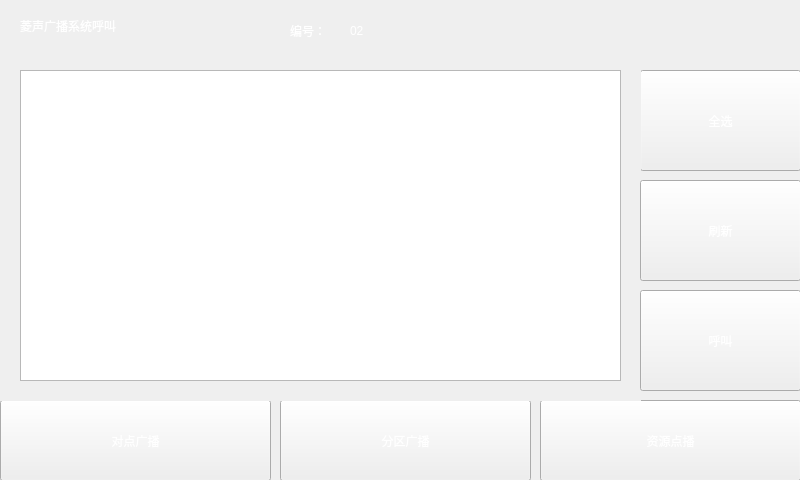
This is form_main.ui in oxiaom/arm_sine as Qt 5 draws it before an edit. The edited form follows.
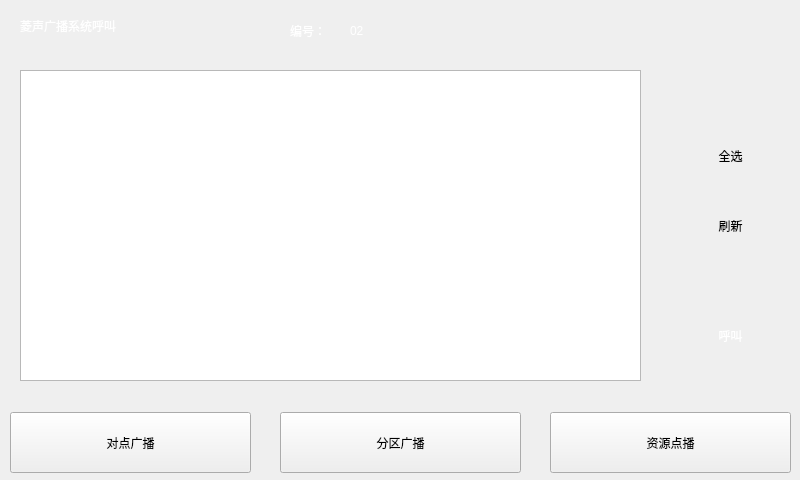
This is the edited form. The open tabs and pages were chosen to show the change. Icons and pictures are not drawn.

Diff of the .ui file:
```diff
--- a/form_main.ui
+++ b/form_main.ui
@@ -37,17 +37,18 @@
    <widget class="QPushButton" name="pushButtonduidian">
     <property name="geometry">
      <rect>
-      <x>0</x>
-      <y>400</y>
-      <width>271</width>
-      <height>81</height>
+      <x>10</x>
+      <y>412</y>
+      <width>241</width>
+      <height>61</height>
      </rect>
     </property>
     <property name="styleSheet">
-     <string notr="true">QPushButton{color: rgb(255, 255, 255);font: 90 22pt &quot;Aharoni&quot;;}
-QPushButton{border-image: url(://K7.png);}
-QPushButton:hover{border-image: url(:/K6.png);}  
-QPushButton:pressed{border-image: url(:/K6.png);}
+     <string notr="true">QPushButton{color: rgb(0, 0, 0);font: 90 22pt &quot;Aharoni&quot;;  }
+QPushButton{border-image: url(:/twhite.png);   }
+QPushButton:hover{border-image: url(:/K7.png);color: rgb(255, 255, 255);}  
+QPushButton:pressed{border-image: url(:/K7.png);color: rgb(255, 255, 255); }
+
 </string>
     </property>
     <property name="text">
@@ -58,16 +59,16 @@
     <property name="geometry">
      <rect>
       <x>280</x>
-      <y>400</y>
-      <width>251</width>
-      <height>81</height>
+      <y>412</y>
+      <width>241</width>
+      <height>61</height>
      </rect>
     </property>
     <property name="styleSheet">
-     <string notr="true">QPushButton{color: rgb(255, 255, 255);font: 90 22pt &quot;Aharoni&quot;;}
-QPushButton{border-image: url(://K7.png);}
-QPushButton:hover{border-image: url(:/K6.png);}  
-QPushButton:pressed{border-image: url(:/K6.png);}
+     <string notr="true">QPushButton{color: rgb(0, 0, 0);font: 90 22pt &quot;Aharoni&quot;;}
+QPushButton{border-image: url(:/twhite.png);}
+QPushButton:hover{border-image: url(:/K7.png);color: rgb(255, 255, 255);}  
+QPushButton:pressed{border-image: url(:/K7.png);color: rgb(255, 255, 255);}
 </string>
     </property>
     <property name="text">
@@ -77,17 +78,18 @@
    <widget class="QPushButton" name="pushButton_3">
     <property name="geometry">
      <rect>
-      <x>540</x>
-      <y>400</y>
-      <width>261</width>
-      <height>81</height>
+      <x>550</x>
+      <y>412</y>
+      <width>241</width>
+      <height>61</height>
      </rect>
     </property>
     <property name="styleSheet">
-     <string notr="true">QPushButton{color: rgb(255, 255, 255);font: 90 22pt &quot;Aharoni&quot;;}
-QPushButton{border-image: url(://K7.png);}
-QPushButton:hover{border-image: url(:/K6.png);}  
-QPushButton:pressed{border-image: url(:/K6.png);}</string>
+     <string notr="true">QPushButton{color: rgb(0, 0, 0);font: 90 22pt &quot;Aharoni&quot;;}
+QPushButton{border-image: url(:/twhite.png);}
+QPushButton:hover{border-image: url(:/K7.png);color: rgb(255, 255, 255);}  
+QPushButton:pressed{border-image: url(:/K7.png);color: rgb(255, 255, 255);}
+</string>
     </property>
     <property name="text">
      <string>资源点播</string>
@@ -169,16 +171,18 @@
      <widget class="QPushButton" name="pushButton">
       <property name="geometry">
        <rect>
-        <x>640</x>
-        <y>20</y>
-        <width>161</width>
-        <height>101</height>
+        <x>670</x>
+        <y>80</y>
+        <width>121</width>
+        <height>51</height>
        </rect>
       </property>
       <property name="styleSheet">
-       <string notr="true">QPushButton{border-image: url(:/K7.png);} 
-QPushButton{color: rgb(255, 255, 255);font: 90 30pt &quot;Aharoni&quot;;}
-QPushButton:checked{border-image: url(:K6.png);}</string>
+       <string notr="true">QPushButton{color: rgb(0, 0, 0);font: 90 22pt &quot;Aharoni&quot;; border-radius:10px;}
+QPushButton{border-image: url(:/twhite.png);}
+QPushButton:hover{border-image: url(:/K7.png);color: rgb(255, 255, 255); border-radius:10px;}  
+QPushButton:pressed{border-image: url(:/K7.png);color: rgb(255, 255, 255); border-radius:10px;}
+</string>
       </property>
       <property name="text">
        <string>全选</string>
@@ -195,7 +199,7 @@
        <rect>
         <x>0</x>
         <y>0</y>
-        <width>641</width>
+        <width>661</width>
         <height>351</height>
        </rect>
       </property>
@@ -208,17 +212,17 @@
      <widget class="QPushButton" name="pushButton_5">
       <property name="geometry">
        <rect>
-        <x>640</x>
-        <y>240</y>
-        <width>161</width>
-        <height>101</height>
+        <x>670</x>
+        <y>230</y>
+        <width>121</width>
+        <height>111</height>
        </rect>
       </property>
       <property name="styleSheet">
-       <string notr="true">QPushButton{color: rgb(255, 255, 255);font: 90 30pt &quot;Aharoni&quot;;}
-QPushButton{border-image: url(://K7.png);}
-QPushButton:hover{border-image: url(:/K6.png);}  
-QPushButton:pressed{border-image: url(:/K6.png);}</string>
+       <string notr="true">QPushButton{color: rgb(255, 255, 255);font: 90 30pt &quot;Aharoni&quot;;  border-radius:10px;}
+QPushButton{border-image: url(://KR.png);  border-radius:10px;}
+QPushButton:hover{border-image: url(:/K6.png);  border-radius:10px;}  
+QPushButton:pressed{border-image: url(:/K6.png);  border-radius:10px;}</string>
       </property>
       <property name="text">
        <string>呼叫</string>
@@ -227,17 +231,18 @@
      <widget class="QPushButton" name="pushButton_6">
       <property name="geometry">
        <rect>
-        <x>640</x>
-        <y>130</y>
-        <width>161</width>
-        <height>101</height>
+        <x>670</x>
+        <y>150</y>
+        <width>121</width>
+        <height>51</height>
        </rect>
       </property>
       <property name="styleSheet">
-       <string notr="true">QPushButton{color: rgb(255, 255, 255);font: 90 30pt &quot;Aharoni&quot;;}
-QPushButton{border-image: url(://K7.png);}
-QPushButton:hover{border-image: url(:/K6.png);}  
-QPushButton:pressed{border-image: url(:/K6.png);}</string>
+       <string notr="true">QPushButton{color: rgb(0, 0, 0);font: 90 22pt &quot;Aharoni&quot;; border-radius:10px;}
+QPushButton{border-image: url(:/twhite.png);}
+QPushButton:hover{border-image: url(:/K7.png);color: rgb(255, 255, 255); border-radius:10px;}  
+QPushButton:pressed{border-image: url(:/K7.png);color: rgb(255, 255, 255); border-radius:10px;}
+</string>
       </property>
       <property name="text">
        <string>刷新</string>
```
Left out of the diff: 59 changed lines with no effect on the pictures.
